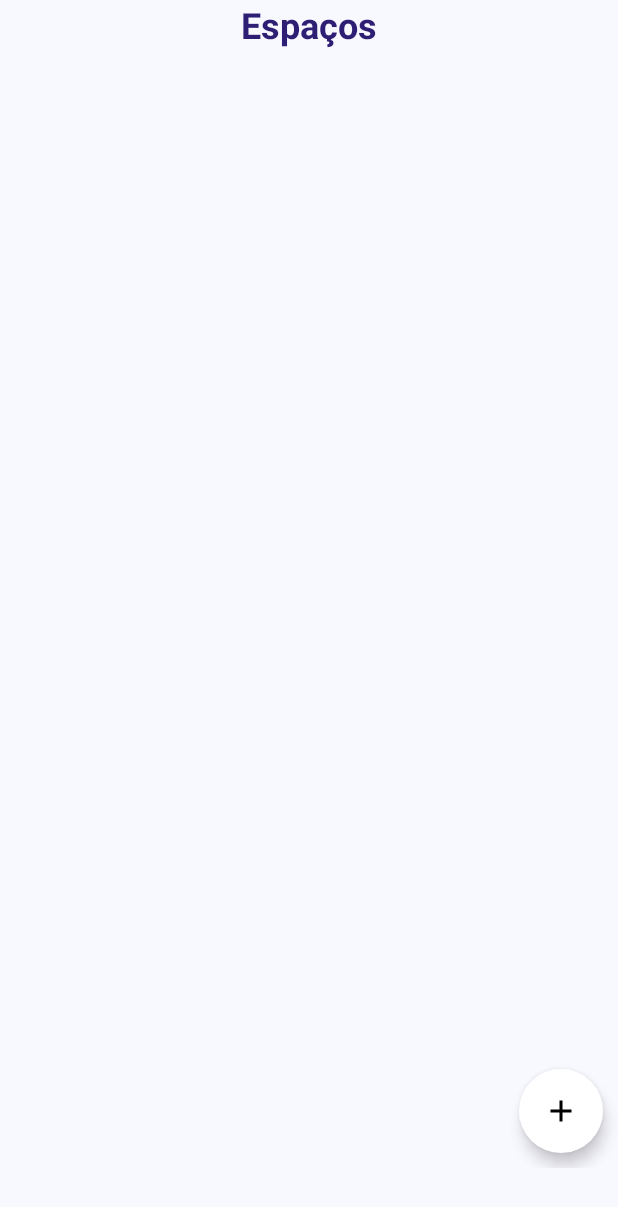
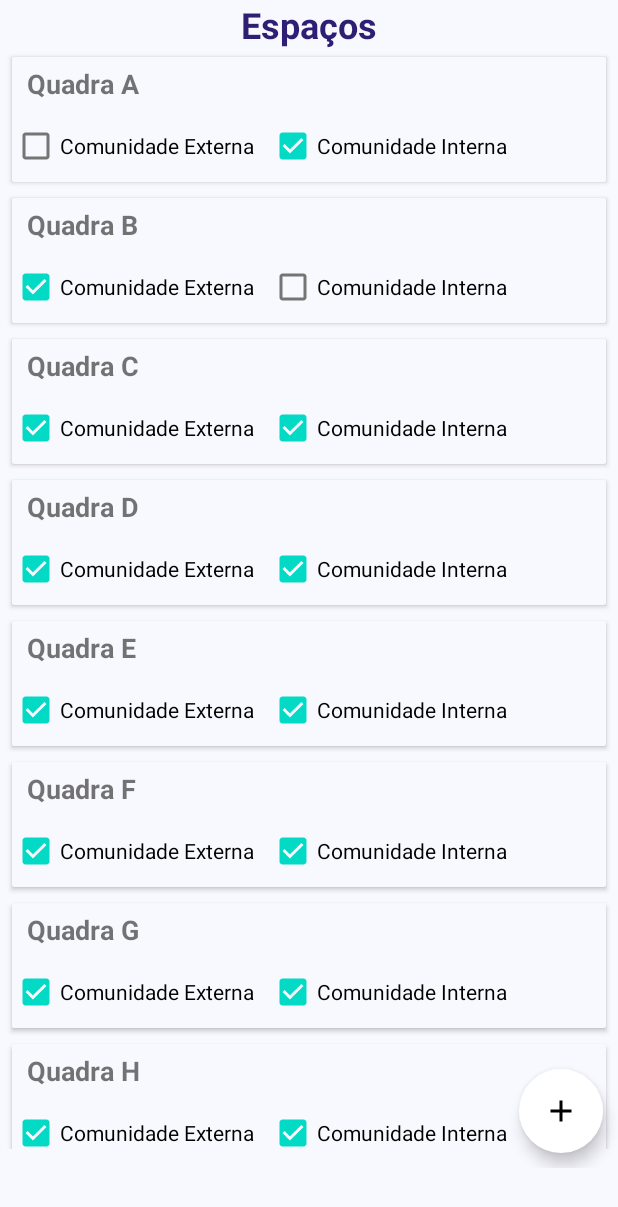
Before and after one commit to italomp/SAHCE_UFCG_FRONT, an Android app: the fragment PlacesFragment placed in its activity, on a phone screen of 412 x 824 dp. Shown: the top 1207 px of the screen. Run offline under Robolectric (Android 15) with nearby library versions, the phone set to English and light mode, and no system bars; 1 statement that could not run was skipped.

Commit message:
Mocked places listing developed

```diff
--- /dev/null
+++ b/app/src/main/java/com/example/sahce_ufcg/adapters/PlacesListingAdapter.java
@@ -0,0 +1,91 @@
+package com.example.sahce_ufcg.adapters;
+
+import android.view.LayoutInflater;
+import android.view.View;
+import android.view.ViewGroup;
+import android.widget.CheckBox;
+import android.widget.TextView;
+
+import androidx.annotation.NonNull;
+import androidx.recyclerview.widget.RecyclerView;
+
+import com.example.sahce_ufcg.R;
+import com.example.sahce_ufcg.models.Place;
+import com.example.sahce_ufcg.models.User;
+
+import java.util.List;
+
+public class PlacesListingAdapter extends RecyclerView.Adapter<RecyclerView.ViewHolder>{
+    private List<Place> placesList;
+
+    public PlacesListingAdapter(List<Place> placesList){
+        this.placesList = placesList;
+    }
+
+    public void setPlacesList(List<Place> placesList){
+        this.placesList = placesList;
+    }
+
+    @NonNull
+    @Override
+    public RecyclerView.ViewHolder onCreateViewHolder(@NonNull ViewGroup parent, int viewType) {
+        View view =  LayoutInflater.from(parent.getContext()).inflate(
+                R.layout.places_listing_item, parent, false);
+        return new PlaceViewHolder(view);
+    }
+
+    @Override
+    public void onBindViewHolder(@NonNull RecyclerView.ViewHolder holder, int position) {
+        TextView cardTitleView = ((PlaceViewHolder) holder).getCardTitle();
+        CheckBox externalCommunityView = ((PlaceViewHolder) holder).getExternalCommunity();
+        CheckBox internalCommunityView = ((PlaceViewHolder) holder).getInternalCommunity();
+        Place currPlace = placesList.get(position);
+        System.out.println(currPlace.getUsersThatCanUseThePlace().size());
+
+        cardTitleView.setText(currPlace.getName());
+        if (currPlace.getUsersThatCanUseThePlace().contains(User.UserType.INTERNAL_USER)){
+            System.out.println("currPlace.getUsersThatCanUseThePlace().contains(User.UserType.INTERNAL_USER)");
+//            internalCommunityView.isChecked();
+            internalCommunityView.setChecked(true);
+        }
+        if (currPlace.getUsersThatCanUseThePlace().contains(User.UserType.EXTERNAL_USER)){
+            System.out.println("currPlace.getUsersThatCanUseThePlace().contains(User.UserType.EXTERNAL_USER)");
+//            externalCommunityView.isChecked();
+            externalCommunityView.setChecked(true);
+        }
+    }
+
+    @Override
+    public int getItemCount() {
+        return placesList.size();
+    }
+
+    @Override
+    public long getItemId(int position) {
+        return position;
+    }
+
+    public class PlaceViewHolder extends RecyclerView.ViewHolder{
+        TextView cardTitle;
+        CheckBox externalCommunity, internalCommunity;
+
+        public PlaceViewHolder(@NonNull View itemView) {
+            super(itemView);
+            cardTitle = itemView.findViewById(R.id.card_title);
+            externalCommunity = itemView.findViewById(R.id.checkbox_external_community);
+            internalCommunity = itemView.findViewById(R.id.checkbox_internal_community);
+        }
+
+        public TextView getCardTitle() {
+            return cardTitle;
+        }
+
+        public CheckBox getExternalCommunity() {
+            return externalCommunity;
+        }
+
+        public CheckBox getInternalCommunity() {
+            return internalCommunity;
+        }
+    }
+}
--- a/app/src/main/java/com/example/sahce_ufcg/fragments/PlacesFragment.java
+++ b/app/src/main/java/com/example/sahce_ufcg/fragments/PlacesFragment.java
@@ -8,22 +8,32 @@ import android.view.View;
 import android.view.ViewGroup;
 
 import androidx.fragment.app.Fragment;
+import androidx.recyclerview.widget.LinearLayoutManager;
+import androidx.recyclerview.widget.RecyclerView;
 
 import com.example.sahce_ufcg.R;
 import com.example.sahce_ufcg.activities.PlaceRegisterActivity;
+import com.example.sahce_ufcg.adapters.PlacesListingAdapter;
+import com.example.sahce_ufcg.models.Place;
+import com.example.sahce_ufcg.models.User;
 import com.google.android.material.floatingactionbutton.FloatingActionButton;
+
+import java.util.ArrayList;
+import java.util.Arrays;
+import java.util.List;
 
 public class PlacesFragment extends Fragment {
     private View view;
     private FloatingActionButton addButton;
+    private RecyclerView placeListing;
 
     @Override
     public View onCreateView(LayoutInflater inflater, ViewGroup container,
                              Bundle savedInstanceState) {
         // Inflate the layout for this fragment
         view =  inflater.inflate(R.layout.fragment_places, container, false);
-
-        setAddButton();
+        setViews();
+        fillPlaceListing();
         return view;
     }
 
@@ -37,4 +47,51 @@ public class PlacesFragment extends Fragment {
             }
         });
     }
+
+    public void setViews(){
+        placeListing = view.findViewById(R.id.place_listing);
+        setAddButton();
+    }
+
+    public void fillPlaceListing(){
+        List<Place> placeList = new ArrayList<>();
+        placeList.add(new Place(
+                "Quadra A",
+                Arrays.asList(User.UserType.INTERNAL_USER)));
+        placeList.add(new Place(
+                "Quadra B",
+                Arrays.asList(User.UserType.EXTERNAL_USER)));
+        placeList.add(new Place(
+                "Quadra C",
+                Arrays.asList(User.UserType.INTERNAL_USER, User.UserType.EXTERNAL_USER)));
+        placeList.add(new Place(
+                "Quadra D",
+                Arrays.asList(User.UserType.INTERNAL_USER, User.UserType.EXTERNAL_USER)));
+        placeList.add(new Place(
+                "Quadra E",
+                Arrays.asList(User.UserType.INTERNAL_USER, User.UserType.EXTERNAL_USER)));
+        placeList.add(new Place(
+                "Quadra F",
+                Arrays.asList(User.UserType.INTERNAL_USER, User.UserType.EXTERNAL_USER)));
+        placeList.add(new Place(
+                "Quadra G",
+                Arrays.asList(User.UserType.INTERNAL_USER, User.UserType.EXTERNAL_USER)));
+        placeList.add(new Place(
+                "Quadra H",
+                Arrays.asList(User.UserType.INTERNAL_USER, User.UserType.EXTERNAL_USER)));
+        placeList.add(new Place(
+                "Quadra I",
+                Arrays.asList(User.UserType.INTERNAL_USER, User.UserType.EXTERNAL_USER)));
+        placeList.add(new Place(
+                "Quadra J",
+                Arrays.asList(User.UserType.INTERNAL_USER, User.UserType.EXTERNAL_USER)));
+
+        RecyclerView.LayoutManager layoutManager = new LinearLayoutManager(view.getContext());
+        PlacesListingAdapter placesListingAdapter = new PlacesListingAdapter(placeList);
+        placesListingAdapter.setHasStableIds(true);
+
+        placeListing.setLayoutManager(layoutManager);
+        placeListing.setHasFixedSize(true);
+        placeListing.setAdapter(placesListingAdapter);
+    }
 }
--- a/app/src/main/java/com/example/sahce_ufcg/models/Place.java
+++ b/app/src/main/java/com/example/sahce_ufcg/models/Place.java
@@ -10,4 +10,20 @@ public class Place {
         this.name = name;
         this.usersThatCanUseThePlace = usersThatCanUseThePlace;
     }
+
+    public String getName() {
+        return name;
+    }
+
+    public void setName(String name) {
+        this.name = name;
+    }
+
+    public List<User.UserType> getUsersThatCanUseThePlace() {
+        return usersThatCanUseThePlace;
+    }
+
+    public void setUsersThatCanUseThePlace(List<User.UserType> usersThatCanUseThePlace) {
+        this.usersThatCanUseThePlace = usersThatCanUseThePlace;
+    }
 }
--- a/app/src/main/res/layout/fragment_places.xml
+++ b/app/src/main/res/layout/fragment_places.xml
@@ -22,10 +22,12 @@
             style="@style/headers_style"/>
 
         <androidx.recyclerview.widget.RecyclerView
+            android:id="@+id/place_listing"
             android:layout_width="match_parent"
             android:layout_height="wrap_content"
             app:layout_constraintTop_toBottomOf="@id/header_place_register"
-            app:layout_constraintStart_toStartOf="parent"/>
+            app:layout_constraintStart_toStartOf="parent"
+            android:paddingBottom="45dp"/>
 
         <com.google.android.material.floatingactionbutton.FloatingActionButton
             android:id="@+id/add_place_button"
--- /dev/null
+++ b/app/src/main/res/layout/places_listing_item.xml
@@ -0,0 +1,46 @@
+<?xml version="1.0" encoding="utf-8"?>
+<androidx.cardview.widget.CardView xmlns:android="http://schemas.android.com/apk/res/android"
+    android:layout_width="match_parent"
+    android:layout_height="wrap_content"
+    xmlns:app="http://schemas.android.com/apk/res-auto"
+    android:layout_marginVertical="5dp"
+    android:layout_marginHorizontal="8dp">
+
+    <androidx.constraintlayout.widget.ConstraintLayout
+        android:layout_width="match_parent"
+        android:layout_height="match_parent">
+
+        <TextView
+            android:id="@+id/card_title"
+            android:layout_width="wrap_content"
+            android:layout_height="wrap_content"
+            android:text="Nome do Espaço"
+            style="@style/Place_name_in_place_card"
+            app:layout_constraintStart_toStartOf="parent"
+            app:layout_constraintTop_toTopOf="parent"
+            android:layout_marginStart="0dp"/>
+
+        <CheckBox
+            android:id="@+id/checkbox_external_community"
+            android:layout_width="wrap_content"
+            android:layout_height="wrap_content"
+            app:layout_constraintStart_toStartOf="parent"
+            app:layout_constraintTop_toBottomOf="@id/card_title"
+            app:layout_constraintEnd_toStartOf="@id/checkbox_internal_community"
+            android:clickable="false"
+            android:text="Comunidade Externa"
+            android:layout_marginStart="0dp" />
+
+        <CheckBox
+            android:id="@+id/checkbox_internal_community"
+            android:layout_width="wrap_content"
+            android:layout_height="wrap_content"
+            app:layout_constraintStart_toEndOf="@id/checkbox_external_community"
+            app:layout_constraintTop_toBottomOf="@id/card_title"
+            android:clickable="false"
+            android:text="Comunidade Interna"
+            android:layout_marginStart="10dp"
+            />
+
+    </androidx.constraintlayout.widget.ConstraintLayout>
+</androidx.cardview.widget.CardView>
--- a/app/src/main/res/values/themes.xml
+++ b/app/src/main/res/values/themes.xml
@@ -27,6 +27,14 @@
         <item name="windowNoTitle">true</item>
     </style>
 
+    <style name="Place_name_in_place_card">
+        <item name="android:textSize">18sp</item>
+        <item name="android:textStyle">bold</item>
+        <item name="android:paddingHorizontal" tools:targetApi="o">10dp</item>
+        <item name="android:paddingVertical" tools:targetApi="o">5dp</item>
+    </style>
+
+
     <style name="Theme.SAHCE_UFCG.AppBarOverlay" parent="ThemeOverlay.AppCompat.Dark.ActionBar" />
 
     <style name="Theme.SAHCE_UFCG.PopupOverlay" parent="ThemeOverlay.AppCompat.Light" />
```
